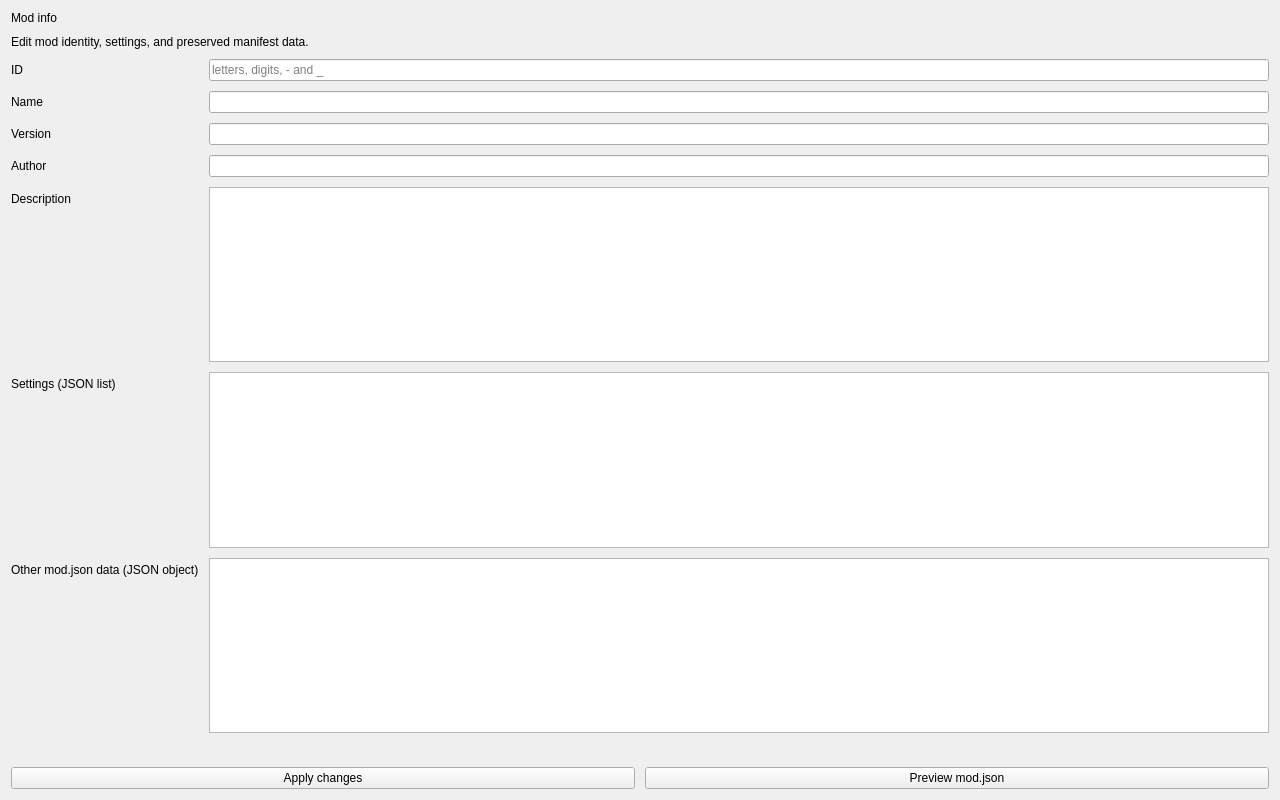
The window that tools/pc/fm_editor/ui/mod_info_page.ui (DaVinciLord/Yu-Gi-Oh-Forbidden-Memories-Recompiled) describes before a commit, drawn with Qt 5.
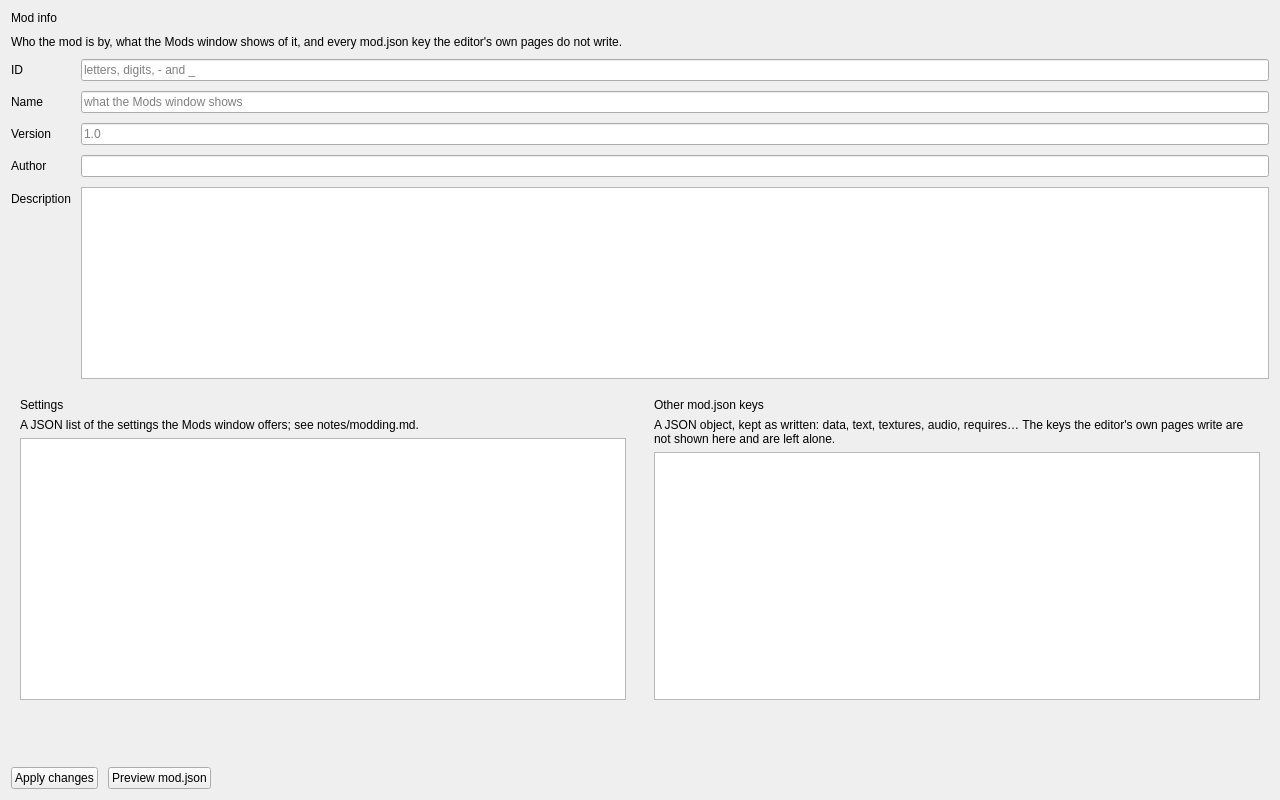
The same window after the commit.

Commit message: FM Editor: the Qt window as the editor, a module a page

```diff
--- a/tools/pc/fm_editor/ui/mod_info_page.ui
+++ b/tools/pc/fm_editor/ui/mod_info_page.ui
@@ -30,7 +30,7 @@
    <item>
     <widget class="QLabel" name="pageSummaryLabel">
      <property name="text">
-      <string>Edit mod identity, settings, and preserved manifest data.</string>
+      <string>Who the mod is by, what the Mods window shows of it, and every mod.json key the editor's own pages do not write.</string>
      </property>
      <property name="wordWrap">
       <bool>true</bool>
@@ -66,7 +66,7 @@
      <item row="1" column="1">
       <widget class="QLineEdit" name="modNameEdit">
        <property name="placeholderText">
-        <string />
+        <string>what the Mods window shows</string>
        </property>
       </widget>
      </item>
@@ -80,7 +80,7 @@
      <item row="2" column="1">
       <widget class="QLineEdit" name="modVersionEdit">
        <property name="placeholderText">
-        <string />
+        <string>1.0</string>
        </property>
       </widget>
      </item>
@@ -106,30 +106,88 @@
       </widget>
      </item>
      <item row="4" column="1">
-      <widget class="QPlainTextEdit" name="modDescriptionEdit" />
-     </item>
-     <item row="5" column="0">
-      <widget class="QLabel" name="modSettingsEditLabel">
-       <property name="text">
-        <string>Settings (JSON list)</string>
+      <widget class="QPlainTextEdit" name="modDescriptionEdit">
+       <property name="maximumHeight">
+        <number>96</number>
        </property>
       </widget>
      </item>
-     <item row="5" column="1">
-      <widget class="QPlainTextEdit" name="modSettingsEdit" />
+    </layout>
+   </item>
+   <item>
+    <layout class="QHBoxLayout" name="modInfoBoxes">
+     <property name="spacing">
+      <number>10</number>
+     </property>
+     <item>
+      <widget class="QFrame" name="modSettingsPanel">
+       <layout class="QVBoxLayout" name="modSettingsPanelLayout">
+        <item>
+         <widget class="QLabel" name="modSettingsEditLabel">
+          <property name="text">
+           <string>Settings</string>
+          </property>
+         </widget>
+        </item>
+        <item>
+         <widget class="QLabel" name="modSettingsHint">
+          <property name="text">
+           <string>A JSON list of the settings the Mods window offers; see notes/modding.md.</string>
+          </property>
+          <property name="wordWrap">
+           <bool>true</bool>
+          </property>
+         </widget>
+        </item>
+        <item>
+         <widget class="QPlainTextEdit" name="modSettingsEdit">
+          <property name="lineWrapMode">
+           <enum>QPlainTextEdit::NoWrap</enum>
+          </property>
+         </widget>
+        </item>
+       </layout>
+      </widget>
      </item>
-     <item row="6" column="0">
-      <widget class="QLabel" name="modOtherEditLabel">
-       <property name="text">
-        <string>Other mod.json data (JSON object)</string>
-       </property>
+     <item>
+      <widget class="QFrame" name="modOtherPanel">
+       <layout class="QVBoxLayout" name="modOtherPanelLayout">
+        <item>
+         <widget class="QLabel" name="modOtherEditLabel">
+          <property name="text">
+           <string>Other mod.json keys</string>
+          </property>
+         </widget>
+        </item>
+        <item>
+         <widget class="QLabel" name="modOtherHint">
+          <property name="text">
+           <string>A JSON object, kept as written: data, text, textures, audio, requires… The keys the editor's own pages write are not shown here and are left alone.</string>
+          </property>
+          <property name="wordWrap">
+           <bool>true</bool>
+          </property>
+         </widget>
+        </item>
+        <item>
+         <widget class="QPlainTextEdit" name="modOtherEdit">
+          <property name="lineWrapMode">
+           <enum>QPlainTextEdit::NoWrap</enum>
+          </property>
+         </widget>
+        </item>
+       </layout>
       </widget>
      </item>
-     <item row="6" column="1">
-      <widget class="QPlainTextEdit" name="modOtherEdit" />
-     </item>
     </layout>
    </item>
+   <item>
+    <widget class="QLabel" name="modFolderLabel">
+     <property name="text">
+      <string />
+     </property>
+    </widget>
+   </item>
    <item>
     <widget class="QLabel" name="modInfoStatusLabel">
      <property name="text">
@@ -153,6 +211,19 @@
        </property>
       </widget>
      </item>
+     <item>
+      <spacer name="modInfoActionSpacer">
+       <property name="orientation">
+        <enum>Qt::Horizontal</enum>
+       </property>
+       <property name="sizeHint" stdset="0">
+        <size>
+         <width>40</width>
+         <height>20</height>
+        </size>
+       </property>
+      </spacer>
+     </item>
     </layout>
    </item>
   </layout>
```
Left out of the diff: 3 changed lines with no effect on the pictures. The commit also changes 47 other files.
